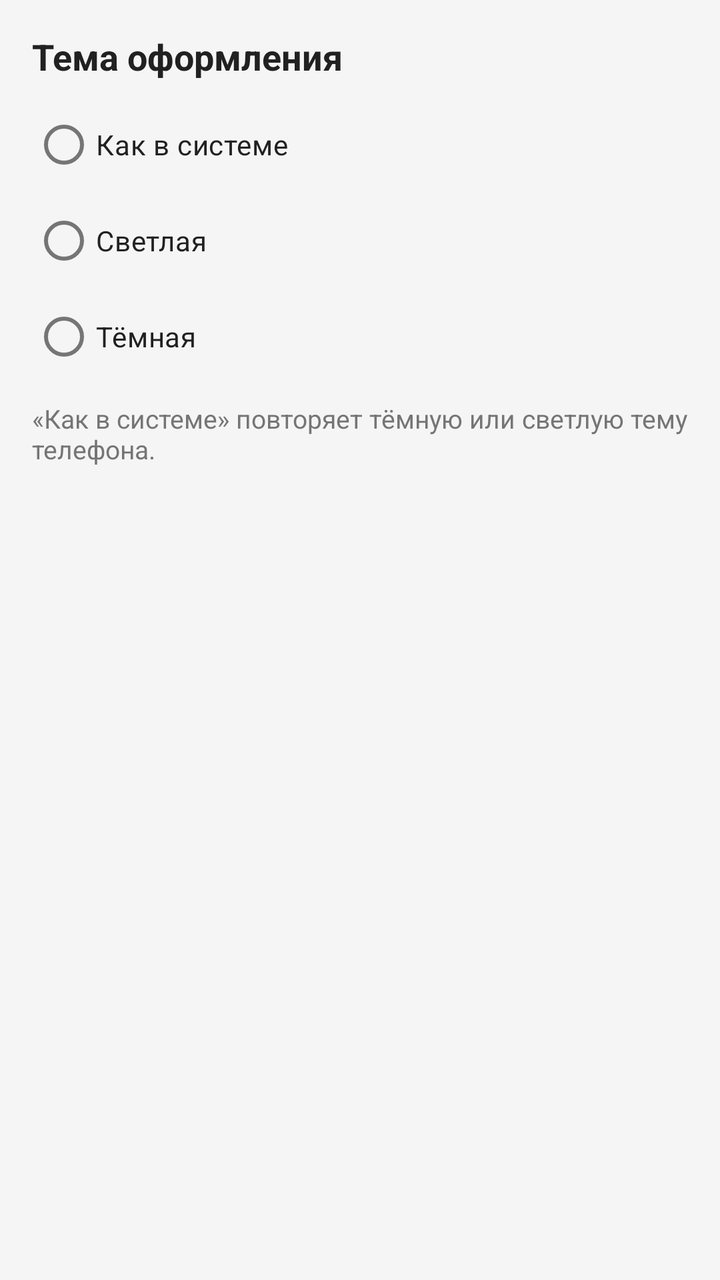
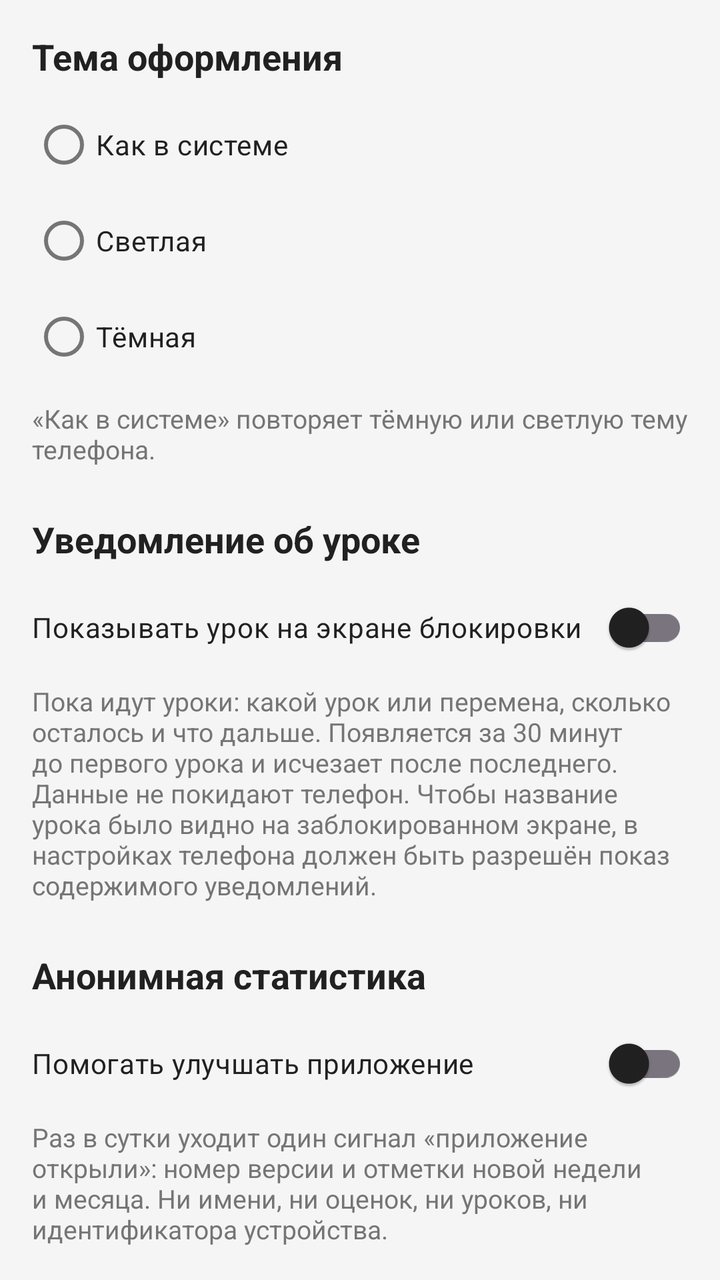

Screens rendered from an Android XML layout before and after an edit, with the pre-edit source and the edit as a unified diff.
<!-- AndroidManifest.xml: application theme Theme.AgendaApp -->
<!-- res/layout/fragment_settings.xml -->
<?xml version="1.0" encoding="utf-8"?>
<LinearLayout xmlns:android="http://schemas.android.com/apk/res/android"
    android:layout_width="match_parent"
    android:layout_height="match_parent"
    android:orientation="vertical"
    android:padding="16dp">

    <TextView
        android:layout_width="wrap_content"
        android:layout_height="wrap_content"
        android:text="Тема оформления"
        android:textColor="@color/wyg_text_primary"
        android:textSize="18sp"
        android:textStyle="bold" />

    <RadioGroup
        android:id="@+id/rgTheme"
        android:layout_width="match_parent"
        android:layout_height="wrap_content"
        android:layout_marginTop="8dp"
        android:orientation="vertical">

        <RadioButton
            android:id="@+id/rbThemeSystem"
            android:layout_width="match_parent"
            android:layout_height="wrap_content"
            android:minHeight="48dp"
            android:text="Как в системе"
            android:textColor="@color/wyg_text_primary" />

        <RadioButton
            android:id="@+id/rbThemeLight"
            android:layout_width="match_parent"
            android:layout_height="wrap_content"
            android:minHeight="48dp"
            android:text="Светлая"
            android:textColor="@color/wyg_text_primary" />

        <RadioButton
            android:id="@+id/rbThemeDark"
            android:layout_width="match_parent"
            android:layout_height="wrap_content"
            android:minHeight="48dp"
            android:text="Тёмная"
            android:textColor="@color/wyg_text_primary" />
    </RadioGroup>

    <TextView
        android:layout_width="match_parent"
        android:layout_height="wrap_content"
        android:layout_marginTop="8dp"
        android:text="«Как в системе» повторяет тёмную или светлую тему телефона."
        android:textColor="@color/wyg_text_secondary"
        android:textSize="13sp" />
</LinearLayout>
<!-- resources referenced by this layout -->
<resources>
  <color name="wyg_text_primary">#212121</color>
  <color name="wyg_text_secondary">#757575</color>
  <style name="Theme.AgendaApp" parent="Base.Theme.AgendaApp" />
  <style name="Base.Theme.AgendaApp" parent="Theme.Material3.DayNight.NoActionBar">
          <item name="colorPrimary">@color/wyg_primary</item>
          <item name="colorOnPrimary">@color/wyg_on_primary</item>
          <item name="colorPrimaryContainer">@color/wyg_accent_bg</item>
          <item name="colorOnPrimaryContainer">@color/wyg_accent_text</item>
          <item name="colorSurface">@color/wyg_surface</item>
          <item name="colorOnSurface">@color/wyg_text_primary</item>
          <item name="colorOnSurfaceVariant">@color/wyg_text_secondary</item>
          <item name="android:colorBackground">@color/wyg_background</item>
          <item name="android:windowBackground">@color/wyg_background</item>
      </style>
  <color name="wyg_primary">#1565C0</color>
  <color name="wyg_on_primary">#FFFFFF</color>
  <color name="wyg_accent_bg">#E3F2FD</color>
  <color name="wyg_accent_text">#0D47A1</color>
  <color name="wyg_surface">#FFFFFF</color>
  <color name="wyg_background">#F5F5F5</color>
</resources>

<!-- the commit's change to res/layout/fragment_settings.xml (unified diff, before → after) -->
@@ -52,4 +52,72 @@
         android:text="«Как в системе» повторяет тёмную или светлую тему телефона."
         android:textColor="@color/wyg_text_secondary"
         android:textSize="13sp" />
+
+    
+    <LinearLayout
+        android:id="@+id/notifySection"
+        android:layout_width="match_parent"
+        android:layout_height="wrap_content"
+        android:layout_marginTop="24dp"
+        android:orientation="vertical">
+
+        <TextView
+            android:layout_width="wrap_content"
+            android:layout_height="wrap_content"
+            android:text="Уведомление об уроке"
+            android:textColor="@color/wyg_text_primary"
+            android:textSize="18sp"
+            android:textStyle="bold" />
+
+        <androidx.appcompat.widget.SwitchCompat
+            android:id="@+id/swLessonNotify"
+            android:layout_width="match_parent"
+            android:layout_height="wrap_content"
+            android:layout_marginTop="8dp"
+            android:minHeight="48dp"
+            android:text="Показывать урок на экране блокировки"
+            android:textColor="@color/wyg_text_primary" />
+
+        <TextView
+            android:layout_width="match_parent"
+            android:layout_height="wrap_content"
+            android:layout_marginTop="4dp"
+            android:text="Пока идут уроки: какой урок или перемена, сколько осталось и что дальше. Появляется за 30 минут до первого урока и исчезает после последнего. Данные не покидают телефон. Чтобы название урока было видно на заблокированном экране, в настройках телефона должен быть разрешён показ содержимого уведомлений."
+            android:textColor="@color/wyg_text_secondary"
+            android:textSize="13sp" />
+    </LinearLayout>
+
+    
+    <LinearLayout
+        android:id="@+id/statsSection"
+        android:layout_width="match_parent"
+        android:layout_height="wrap_content"
+        android:layout_marginTop="24dp"
+        android:orientation="vertical">
+
+        <TextView
+            android:layout_width="wrap_content"
+            android:layout_height="wrap_content"
+            android:text="Анонимная статистика"
+            android:textColor="@color/wyg_text_primary"
+            android:textSize="18sp"
+            android:textStyle="bold" />
+
+        <androidx.appcompat.widget.SwitchCompat
+            android:id="@+id/swStats"
+            android:layout_width="match_parent"
+            android:layout_height="wrap_content"
+            android:layout_marginTop="8dp"
+            android:minHeight="48dp"
+            android:text="Помогать улучшать приложение"
+            android:textColor="@color/wyg_text_primary" />
+
+        <TextView
+            android:layout_width="match_parent"
+            android:layout_height="wrap_content"
+            android:layout_marginTop="4dp"
+            android:text="Раз в сутки уходит один сигнал «приложение открыли»: номер версии и отметки новой недели и месяца. Ни имени, ни оценок, ни уроков, ни идентификатора устройства."
+            android:textColor="@color/wyg_text_secondary"
+            android:textSize="13sp" />
+    </LinearLayout>
 </LinearLayout>
